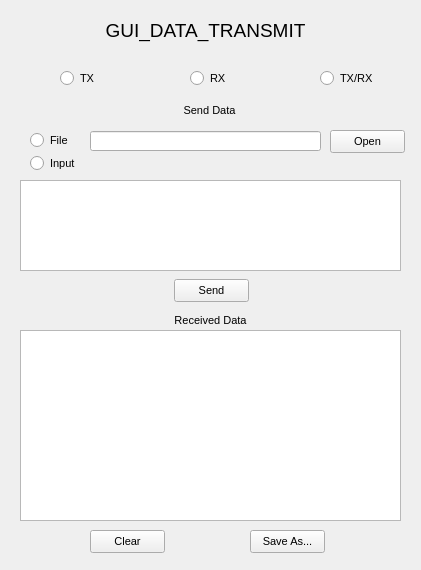
Qt form BaseGUIs/GUI_DATA_TRANSMIT.ui (Donn13Darko/uC_Interfacer) before a commit.
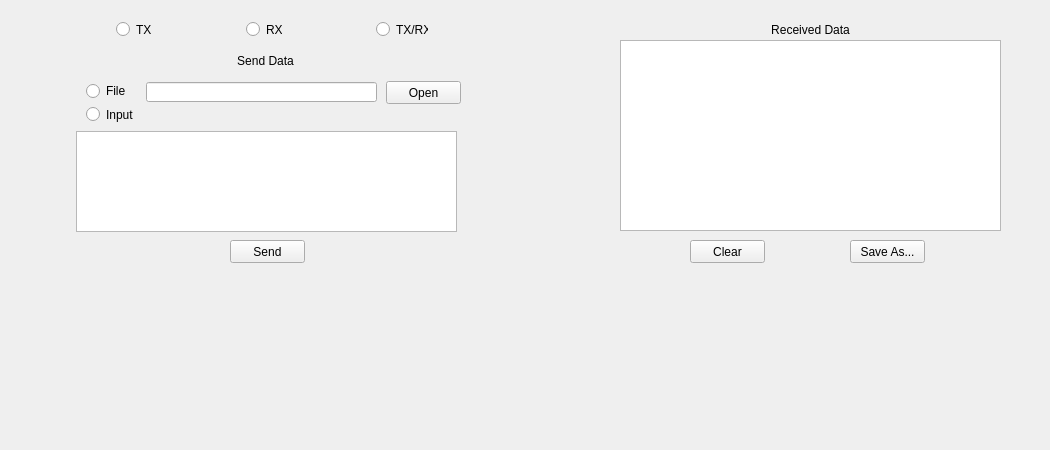
The same form after that commit.

Diff of the .ui file:
```diff
--- a/BaseGUIs/GUI_DATA_TRANSMIT.ui
+++ b/BaseGUIs/GUI_DATA_TRANSMIT.ui
@@ -1,76 +1,49 @@
 <?xml version="1.0" encoding="UTF-8"?>
 <ui version="4.0">
  <class>GUI_DATA_TRANSMIT</class>
- <widget class="QDialog" name="GUI_DATA_TRANSMIT">
+ <widget class="QWidget" name="GUI_DATA_TRANSMIT">
   <property name="geometry">
    <rect>
     <x>0</x>
     <y>0</y>
-    <width>421</width>
-    <height>570</height>
+    <width>1050</width>
+    <height>450</height>
    </rect>
   </property>
-  <property name="font">
-   <font>
-    <pointsize>8</pointsize>
-   </font>
-  </property>
   <property name="windowTitle">
-   <string>Dialog</string>
+   <string>Form</string>
   </property>
-  <widget class="QPushButton" name="SaveAs_Button">
+  <widget class="QPlainTextEdit" name="msg_PlainText">
    <property name="geometry">
     <rect>
-     <x>250</x>
-     <y>530</y>
-     <width>75</width>
-     <height>23</height>
-    </rect>
-   </property>
-   <property name="text">
-    <string>Save As...</string>
-   </property>
-   <property name="autoDefault">
-    <bool>false</bool>
-   </property>
-  </widget>
-  <widget class="QPushButton" name="ClearReceived_Button">
-   <property name="geometry">
-    <rect>
-     <x>90</x>
-     <y>530</y>
-     <width>75</width>
-     <height>23</height>
-    </rect>
-   </property>
-   <property name="text">
-    <string>Clear</string>
-   </property>
-   <property name="autoDefault">
-    <bool>false</bool>
-   </property>
-  </widget>
-  <widget class="QPlainTextEdit" name="recv_PlainText">
-   <property name="geometry">
-    <rect>
-     <x>20</x>
-     <y>330</y>
+     <x>76</x>
+     <y>131</y>
      <width>381</width>
-     <height>191</height>
+     <height>101</height>
     </rect>
    </property>
   </widget>
-  <widget class="QPushButton" name="SendMSG_Button">
+  <widget class="QLineEdit" name="FilePathEdit">
    <property name="geometry">
     <rect>
-     <x>174</x>
-     <y>279</y>
+     <x>146</x>
+     <y>82</y>
+     <width>231</width>
+     <height>20</height>
+    </rect>
+   </property>
+  </widget>
+  <widget class="QPushButton" name="OpenFile_Button">
+   <property name="geometry">
+    <rect>
+     <x>386</x>
+     <y>81</y>
      <width>75</width>
      <height>23</height>
     </rect>
    </property>
    <property name="text">
-    <string>Send</string>
+    <string>Open</string>
    </property>
    <property name="autoDefault">
     <bool>false</bool>
@@ -79,8 +52,8 @@
   <widget class="QRadioButton" name="TX_Radio">
    <property name="geometry">
     <rect>
-     <x>60</x>
-     <y>70</y>
+     <x>116</x>
+     <y>21</y>
      <width>35</width>
      <height>17</height>
     </rect>
@@ -92,27 +65,53 @@
     <string notr="true">TX_RX_Sel</string>
    </attribute>
   </widget>
-  <widget class="QRadioButton" name="RX_Radio">
+  <widget class="QPlainTextEdit" name="recv_PlainText">
    <property name="geometry">
     <rect>
-     <x>190</x>
-     <y>70</y>
-     <width>36</width>
-     <height>17</height>
+     <x>620</x>
+     <y>40</y>
+     <width>381</width>
+     <height>191</height>
     </rect>
    </property>
+  </widget>
+  <widget class="QPushButton" name="ClearReceived_Button">
+   <property name="geometry">
+    <rect>
+     <x>690</x>
+     <y>240</y>
+     <width>75</width>
+     <height>23</height>
+    </rect>
+   </property>
    <property name="text">
-    <string>RX</string>
+    <string>Clear</string>
    </property>
-   <attribute name="buttonGroup">
-    <string notr="true">TX_RX_Sel</string>
-   </attribute>
+   <property name="autoDefault">
+    <bool>false</bool>
+   </property>
+  </widget>
+  <widget class="QLabel" name="Receive_Label">
+   <property name="geometry">
+    <rect>
+     <x>620</x>
+     <y>20</y>
+     <width>381</width>
+     <height>20</height>
+    </rect>
+   </property>
+   <property name="text">
+    <string>Received Data</string>
+   </property>
+   <property name="alignment">
+    <set>Qt::AlignCenter</set>
+   </property>
   </widget>
   <widget class="QRadioButton" name="TX_RX_Radio">
    <property name="geometry">
     <rect>
-     <x>320</x>
-     <y>70</y>
+     <x>376</x>
+     <y>21</y>
      <width>52</width>
      <height>17</height>
     </rect>
@@ -124,27 +123,11 @@
     <string notr="true">TX_RX_Sel</string>
    </attribute>
   </widget>
-  <widget class="QRadioButton" name="Input_Radio">
-   <property name="geometry">
-    <rect>
-     <x>30</x>
-     <y>155</y>
-     <width>49</width>
-     <height>17</height>
-    </rect>
-   </property>
-   <property name="text">
-    <string>Input</string>
-   </property>
-   <attribute name="buttonGroup">
-    <string notr="true">MSG_Sel</string>
-   </attribute>
-  </widget>
   <widget class="QRadioButton" name="File_Radio">
    <property name="geometry">
     <rect>
-     <x>30</x>
-     <y>130</y>
+     <x>86</x>
+     <y>81</y>
      <width>51</width>
      <height>20</height>
     </rect>
@@ -156,87 +139,11 @@
     <string notr="true">MSG_Sel</string>
    </attribute>
   </widget>
-  <widget class="QLineEdit" name="FilePathEdit">
-   <property name="geometry">
-    <rect>
-     <x>90</x>
-     <y>131</y>
-     <width>231</width>
-     <height>20</height>
-    </rect>
-   </property>
-  </widget>
-  <widget class="QPushButton" name="OpenFile_Button">
-   <property name="geometry">
-    <rect>
-     <x>330</x>
-     <y>130</y>
-     <width>75</width>
-     <height>23</height>
-    </rect>
-   </property>
-   <property name="text">
-    <string>Open</string>
-   </property>
-   <property name="autoDefault">
-    <bool>false</bool>
-   </property>
-  </widget>
-  <widget class="QPlainTextEdit" name="msg_PlainText">
-   <property name="geometry">
-    <rect>
-     <x>20</x>
-     <y>180</y>
-     <width>381</width>
-     <height>91</height>
-    </rect>
-   </property>
-  </widget>
-  <widget class="QLabel" name="Receive_Label">
-   <property name="geometry">
-    <rect>
-     <x>20</x>
-     <y>310</y>
-     <width>381</width>
-     <height>20</height>
-    </rect>
-   </property>
-   <property name="text">
-    <string>Received Data</string>
-   </property>
-   <property name="alignment">
-    <set>Qt::AlignCenter</set>
-   </property>
-  </widget>
-  <widget class="QLabel" name="InfoLabel">
-   <property name="geometry">
-    <rect>
-     <x>30</x>
-     <y>10</y>
-     <width>351</width>
-     <height>41</height>
-    </rect>
-   </property>
-   <property name="font">
-    <font>
-     <pointsize>14</pointsize>
-    </font>
-   </property>
-   <property name="text">
-    <string>GUI_DATA_TRANSMIT</string>
-   </property>
-   <property name="alignment">
-    <set>Qt::AlignCenter</set>
-   </property>
-   <property name="wordWrap">
-    <bool>true</bool>
-   </property>
-  </widget>
   <widget class="QLabel" name="Send_Label">
    <property name="geometry">
     <rect>
-     <x>19</x>
-     <y>100</y>
+     <x>75</x>
+     <y>51</y>
      <width>381</width>
      <height>20</height>
     </rect>
@@ -248,6 +155,70 @@
     <set>Qt::AlignCenter</set>
    </property>
   </widget>
+  <widget class="QRadioButton" name="Input_Radio">
+   <property name="geometry">
+    <rect>
+     <x>86</x>
+     <y>106</y>
+     <width>49</width>
+     <height>17</height>
+    </rect>
+   </property>
+   <property name="text">
+    <string>Input</string>
+   </property>
+   <attribute name="buttonGroup">
+    <string notr="true">MSG_Sel</string>
+   </attribute>
+  </widget>
+  <widget class="QRadioButton" name="RX_Radio">
+   <property name="geometry">
+    <rect>
+     <x>246</x>
+     <y>21</y>
+     <width>36</width>
+     <height>17</height>
+    </rect>
+   </property>
+   <property name="text">
+    <string>RX</string>
+   </property>
+   <attribute name="buttonGroup">
+    <string notr="true">TX_RX_Sel</string>
+   </attribute>
+  </widget>
+  <widget class="QPushButton" name="SaveAs_Button">
+   <property name="geometry">
+    <rect>
+     <x>850</x>
+     <y>240</y>
+     <width>75</width>
+     <height>23</height>
+    </rect>
+   </property>
+   <property name="text">
+    <string>Save As...</string>
+   </property>
+   <property name="autoDefault">
+    <bool>false</bool>
+   </property>
+  </widget>
+  <widget class="QPushButton" name="SendMSG_Button">
+   <property name="geometry">
+    <rect>
+     <x>230</x>
+     <y>240</y>
+     <width>75</width>
+     <height>23</height>
+    </rect>
+   </property>
+   <property name="text">
+    <string>Send</string>
+   </property>
+   <property name="autoDefault">
+    <bool>false</bool>
+   </property>
+  </widget>
  </widget>
  <resources/>
  <connections/>
```
Left out of the diff: 2 changed lines with no effect on the pictures.
